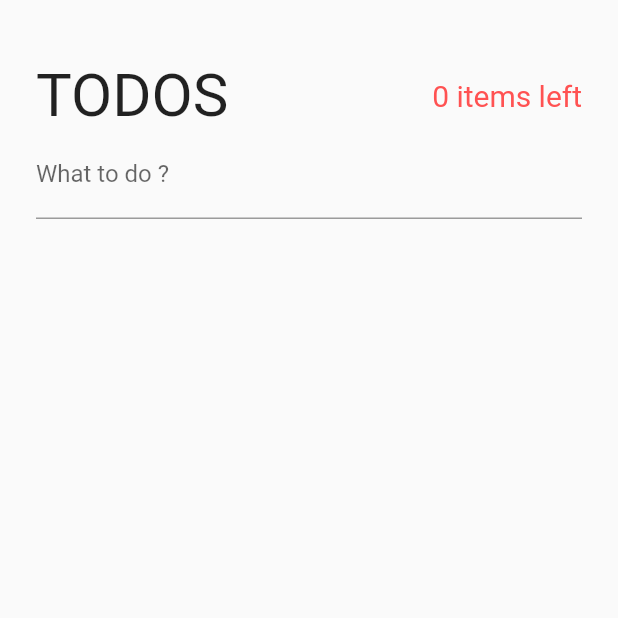
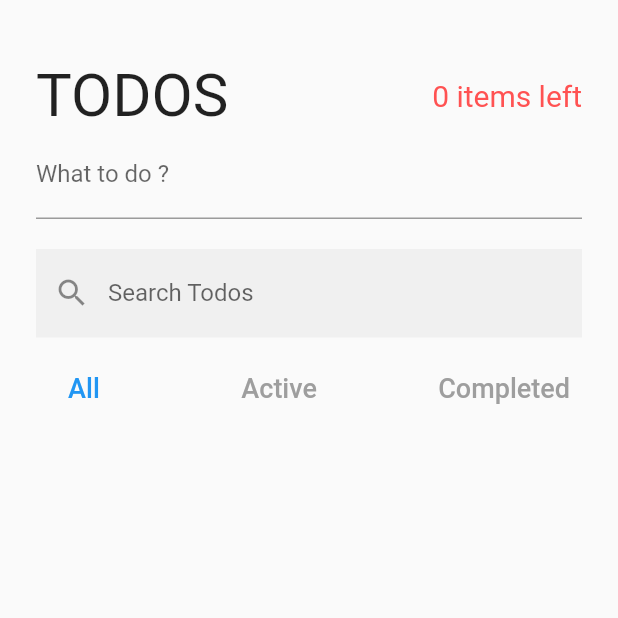
Before and after one commit to yashrajjain726/bloc_todo_app, a Flutter app: the screen it shows after launch, on a phone screen of 412 x 824 dp, the top half of it. Run offline on Flutter 3.47's test engine with Material 2 defaults, Android fonts, the light colour scheme and no system bars; our stand-ins replace bloc, equatable, flutter_bloc.

Commit message:
filtering part added dynamically

```diff
--- a/lib/pages/todo_page/create_todo.dart
+++ b/lib/pages/todo_page/create_todo.dart
@@ -22,7 +22,7 @@ class _CreateTodosState extends State<CreateTodos> {
   Widget build(BuildContext context) {
     return TextField(
       controller: todoController,
-      decoration: InputDecoration(labelText: 'What to do ?'),
+      decoration: const InputDecoration(labelText: 'What to do ?'),
       onSubmitted: (String? todoDesc) {
         if (todoDesc != null && todoDesc.trim().isNotEmpty) {
           context.read<TodoListCubit>().addTodo(todoDesc);
--- /dev/null
+++ b/lib/pages/todo_page/search_and_filter_todos.dart
@@ -0,0 +1,68 @@
+import 'package:bloc_todo_app/cubits/filter_todos/filter_todos_cubit.dart';
+import 'package:bloc_todo_app/cubits/todo_filter/todo_filter_cubit.dart';
+import 'package:bloc_todo_app/cubits/todo_search/todo_search_cubit.dart';
+import 'package:bloc_todo_app/models/todo_model.dart';
+import 'package:flutter/material.dart';
+import 'package:flutter_bloc/flutter_bloc.dart';
+
+class SearchAndFilterTodos extends StatelessWidget {
+  const SearchAndFilterTodos({super.key});
+
+  @override
+  Widget build(BuildContext context) {
+    return Column(
+      children: [
+        TextField(
+          decoration: const InputDecoration(
+            labelText: 'Search Todos',
+            border: InputBorder.none,
+            filled: true,
+            prefixIcon: Icon(
+              Icons.search,
+            ),
+          ),
+          onChanged: (String? newSearchTerm) {
+            if (newSearchTerm != null) {
+              context.read<TodoSearchCubit>().setSearchTerm(newSearchTerm);
+            }
+          },
+        ),
+        SizedBox(
+          height: 10,
+        ),
+        Row(
+          mainAxisAlignment: MainAxisAlignment.spaceBetween,
+          children: [
+            filterButton(context, Filter.all),
+            filterButton(context, Filter.active),
+            filterButton(context, Filter.completed),
+          ],
+        )
+      ],
+    );
+  }
+
+  Widget filterButton(BuildContext context, Filter filter) {
+    return TextButton(
+      onPressed: () {
+        context.read<TodoFilterCubit>().changeFilter(filter);
+      },
+      child: Text(
+        filter == Filter.all
+            ? 'All'
+            : filter == Filter.active
+                ? 'Active'
+                : 'Completed',
+        style: TextStyle(
+          fontSize: 18,
+          color: textColor(context, filter),
+        ),
+      ),
+    );
+  }
+
+  Color textColor(BuildContext context, Filter filter) {
+    final currentFilter = context.read<TodoFilterCubit>().state.filter;
+    return currentFilter == filter ? Colors.blue : Colors.grey;
+  }
+}
--- a/lib/pages/todo_page/todo_page.dart
+++ b/lib/pages/todo_page/todo_page.dart
@@ -1,8 +1,7 @@
-import 'package:bloc_todo_app/cubits/active_todo_count/active_todo_count_cubit.dart';
 import 'package:bloc_todo_app/pages/todo_page/create_todo.dart';
+import 'package:bloc_todo_app/pages/todo_page/search_and_filter_todos.dart';
 import 'package:bloc_todo_app/pages/todo_page/todo_header.dart';
 import 'package:flutter/material.dart';
-import 'package:flutter_bloc/flutter_bloc.dart';
 
 class TodoPage extends StatelessWidget {
   const TodoPage({super.key});
@@ -14,9 +13,13 @@ class TodoPage extends StatelessWidget {
         body: SingleChildScrollView(
           child: Padding(
             padding: const EdgeInsets.symmetric(horizontal: 24, vertical: 40),
-            child: Column(children: [
+            child: Column(children: const [
               TodoHeader(),
               CreateTodos(),
+              SizedBox(
+                height: 20,
+              ),
+              SearchAndFilterTodos()
             ]),
           ),
         ),
```
